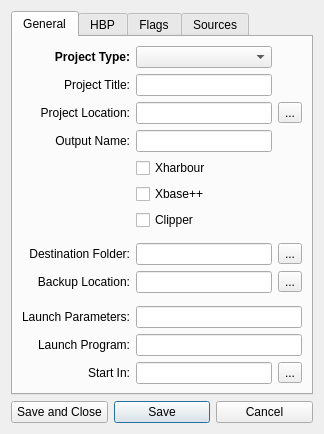
Before: the Qt Designer form hbide/projectpropertiesex.ui in FiveTechSoft/qtcontribs, drawn with Qt 5.
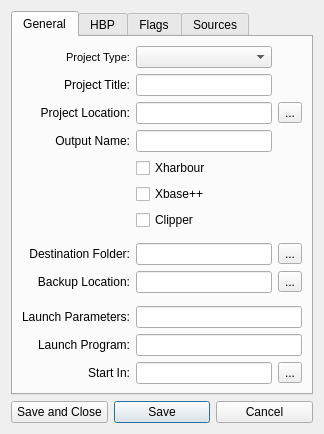
After: the same form once the commit is applied.

```diff
--- a/hbide/projectpropertiesex.ui
+++ b/hbide/projectpropertiesex.ui
@@ -13,6 +13,9 @@
   <property name="windowTitle">
    <string>Form</string>
   </property>
+  <property name="styleSheet">
+   <string notr="true">font: 8pt &quot;Arial&quot;;</string>
+  </property>
   <layout class="QVBoxLayout" name="verticalLayout">
    <item>
     <widget class="QTabWidget" name="tabWidget">
@@ -28,8 +31,11 @@
         <widget class="QLabel" name="label">
          <property name="font">
           <font>
-           <weight>75</weight>
-           <bold>true</bold>
+           <family>Arial</family>
+           <pointsize>8</pointsize>
+           <weight>50</weight>
+           <italic>false</italic>
+           <bold>false</bold>
           </font>
          </property>
          <property name="text">
```
